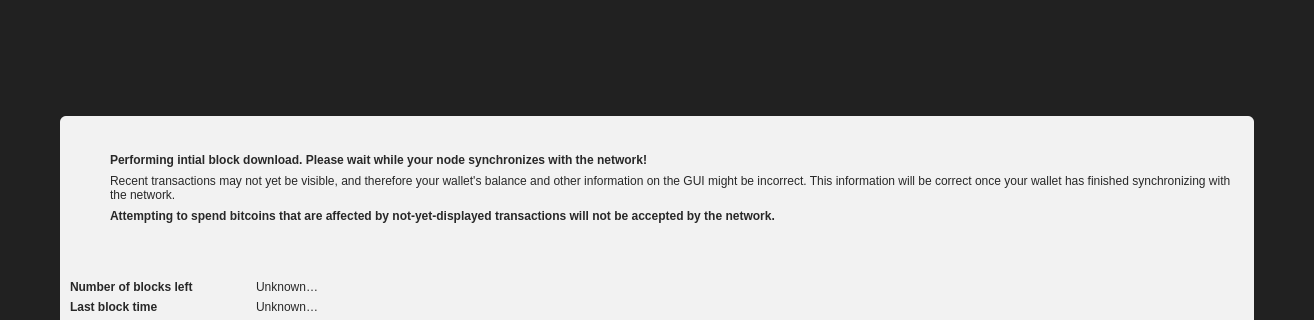
This is src/qt/forms/modaloverlay.ui in torkelrogstad/mainchain as Qt 5 draws it before an edit; both pictures show x 0 to 1314 and y 91 to 411 of the 1314 by 714 pixel window. The edited form follows.
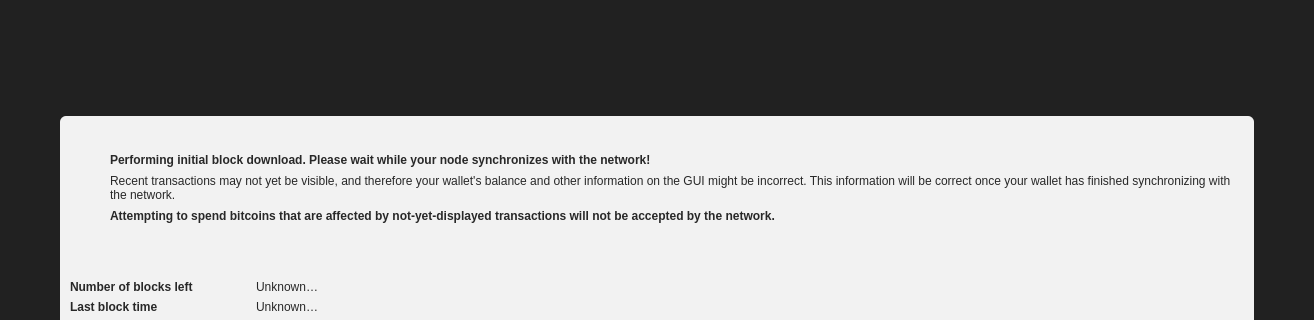
This is the edited form. Icons and pictures are not drawn.

Commit message:
GUI performance improvements & spelling fix
* Fix spelling error on modal overlay

* Increase model update delay to 500ms

* Do not update latestblock, mempool, news, opreturn table models during
IBD

* Remove unused wallet lock

```diff
--- a/src/qt/forms/modaloverlay.ui
+++ b/src/qt/forms/modaloverlay.ui
@@ -142,7 +142,7 @@
                 </font>
                </property>
                <property name="text">
-                <string>Performing intial block download. Please wait while your node synchronizes with the network!</string>
+                <string>Performing initial block download. Please wait while your node synchronizes with the network!</string>
                </property>
               </widget>
              </item>
```
The commit also changes 7 other files.
